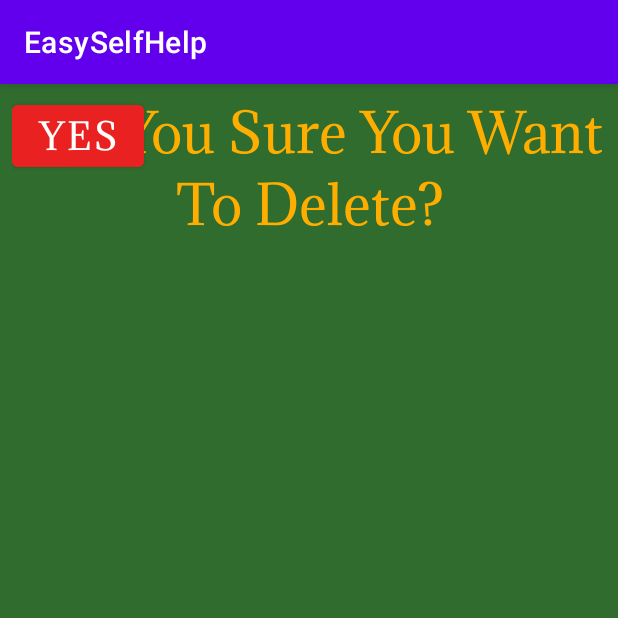
After one commit to matkoskya24/EasySelfHelp, an Android app: the fragment BudgetItemDeleteFragment shown on its own in the app's theme, on a phone screen of 412 x 824 dp, the top half of it. The commit adds this screen. Run offline under Robolectric (Android 15) with nearby library versions, the phone set to English and light mode, and no system bars; Roboto replaces fonts that are not available here.

Commit message:
Created ViewModel for BudgetFragment.kt and worked on UI for delete fragment

```diff
--- a/app/build.gradle
+++ b/app/build.gradle
@@ -38,6 +38,8 @@ dependencies {
     implementation 'androidx.core:core-ktx:1.7.0'
     implementation 'androidx.appcompat:appcompat:1.5.1'
     implementation 'com.google.android.material:material:1.7.0'
+    implementation 'androidx.lifecycle:lifecycle-viewmodel-ktx:2.5.1'
+    implementation 'androidx.fragment:fragment-ktx:1.5.5'
     implementation 'androidx.constraintlayout:constraintlayout:2.1.4'
     implementation 'androidx.navigation:navigation-fragment-ktx:2.5.3'
     implementation 'androidx.navigation:navigation-ui-ktx:2.5.3'
--- /dev/null
+++ b/app/src/main/java/com/example/easyselfhelp/BudgetItemDeleteFragment.kt
@@ -0,0 +1,24 @@
+package com.example.easyselfhelp
+
+import android.os.Bundle
+import androidx.fragment.app.Fragment
+import android.view.LayoutInflater
+import android.view.View
+import android.view.ViewGroup
+import com.example.easyselfhelp.databinding.FragmentBudgetItemDeleteBinding
+
+
+class BudgetItemDeleteFragment : Fragment() {
+    private var _binding: FragmentBudgetItemDeleteBinding? = null
+    val binding get() = _binding!!
+
+    override fun onCreateView(
+        inflater: LayoutInflater, container: ViewGroup?,
+        savedInstanceState: Bundle?
+    ): View? {
+        _binding = FragmentBudgetItemDeleteBinding.inflate(inflater, container, false)
+        val rootView = binding.root
+        return rootView
+    }
+
+}
--- /dev/null
+++ b/app/src/main/res/layout/fragment_budget_item_delete.xml
@@ -0,0 +1,27 @@
+<?xml version="1.0" encoding="utf-8"?>
+<androidx.constraintlayout.widget.ConstraintLayout
+    xmlns:android="http://schemas.android.com/apk/res/android"
+    xmlns:app="http://schemas.android.com/apk/res-auto"
+    xmlns:tools="http://schemas.android.com/tools"
+    style="@style/layout_style"
+    android:backgroundTint="@color/money_green"
+    tools:context=".BudgetItemDeleteFragment">
+
+    <TextView
+        android:id="@+id/textView7"
+        style="@style/budget_recycler_text_view_style"
+        android:text="@string/are_you_sure_you_want_to_delete"
+        android:textAlignment="center"
+        android:textSize="@dimen/add_item_text_view_text_size"
+        app:layout_constraintEnd_toEndOf="parent"
+        app:layout_constraintStart_toStartOf="parent"
+        app:layout_constraintTop_toTopOf="parent" />
+    <Button
+        style="@style/button_view_style"
+        android:backgroundTint="@color/red"
+        android:textColor="@color/white"
+        android:fontFamily="@font/adamina"
+        android:text="Yes"/>
+
+
+</androidx.constraintlayout.widget.ConstraintLayout>
--- a/app/src/main/res/values/strings.xml
+++ b/app/src/main/res/values/strings.xml
@@ -22,4 +22,5 @@
     <string name="enter_amount_hint">Enter Amount</string>
     <string name="enter_category_hint">Enter Category</string>
     <string name="submit_budget_item_button_text">SUBMIT BUDGET ITEM</string>
+    <string name="are_you_sure_you_want_to_delete">Are You Sure You Want To Delete?</string>
 </resources>
```
Also changed, not shown: app/src/main/java/com/example/easyselfhelp/BudgetFragment.kt (+7 -24 lines), app/src/main/java/com/example/easyselfhelp/BudgetViewModel.kt (added, +12 -0 lines).
